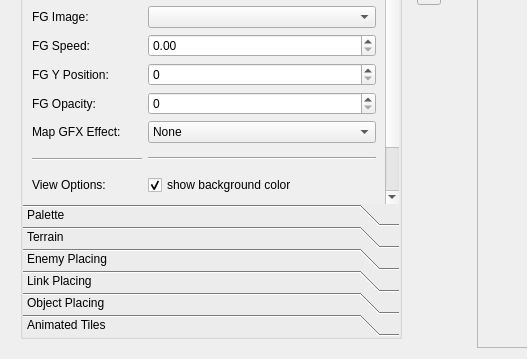
protoman/rockbot, file editor/mainwindow_tab/map_tab.ui: the form before one commit; both pictures show x 0 to 527 and y 234 to 593 of the 1042 by 593 pixel window.
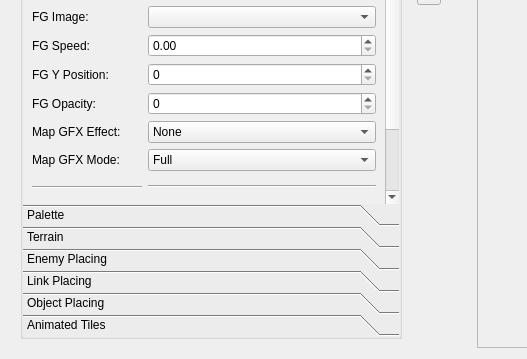
The form after the commit. Icons and pictures are not drawn. Custom widgets are drawn as their Qt base class.

Commit message: - add support for links between same map in a stage - fix crash when using no background in a map - increase distance player moves when passing throught a door - add option to choose if the map GFX will be applied on the background, full-map or as overlay

```diff
--- a/editor/mainwindow_tab/map_tab.ui
+++ b/editor/mainwindow_tab/map_tab.ui
@@ -144,9 +144,9 @@
             <property name="geometry">
              <rect>
               <x>0</x>
-              <y>0</y>
+              <y>-66</y>
               <width>362</width>
-              <height>424</height>
+              <height>452</height>
              </rect>
             </property>
             <attribute name="label">
@@ -445,6 +445,35 @@
                  </property>
                 </widget>
                </item>
+               <item row="11" column="0">
+                <widget class="QLabel" name="label_18">
+                 <property name="text">
+                  <string>Map GFX Mode:</string>
+                 </property>
+                </widget>
+               </item>
+               <item row="11" column="2">
+                <widget class="QComboBox" name="mapGFXMode_comboBox">
+                 <property name="currentIndex">
+                  <number>0</number>
+                 </property>
+                 <item>
+                  <property name="text">
+                   <string>Full</string>
+                  </property>
+                 </item>
+                 <item>
+                  <property name="text">
+                   <string>Background</string>
+                  </property>
+                 </item>
+                 <item>
+                  <property name="text">
+                   <string>Overlay</string>
+                  </property>
+                 </item>
+                </widget>
+               </item>
               </layout>
              </item>
             </layout>
```
Left out of the diff: 38 changed lines with no effect on the pictures. The commit also changes 22 other files.
